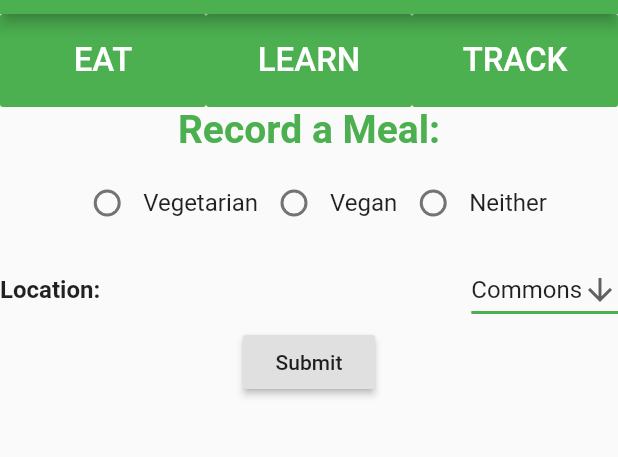
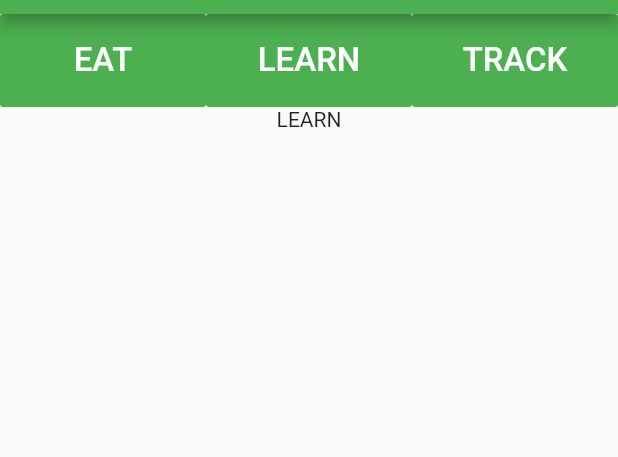
Before and after one commit to calvin-cs262-teamF/Grassroots-Green-Calvin, a Flutter app: the screen it shows after launch, after a tap on "LEARN", on a phone screen of 412 x 824 dp, the part 70-527 px from its top. Run offline on Flutter 3.47's test engine with Material 2 defaults, Android fonts, the phone set to English and light mode, and no system bars; our stand-ins replace email_validator, firebase_auth, firebase_core, google_sign_in; accounts and stored records are empty.

Commit message:
Returns a different Column according to which button the user presses

```diff
--- a/lib/main.dart
+++ b/lib/main.dart
@@ -84,17 +84,144 @@ class _MyHomePageState extends State<MyHomePage> {
   static double _height = 2;
 
   //Default values for Drop Downs
-  String emptyDropDownValue = 'Commons';
+  String _emptyDropDownValue = 'Commons';
+
+  //Default Home page option set to EAT
+  String _mainMenuOptions;
 
   void _SubmitForm() {
     //TODO: Add a submit here
+  }
+
+  Column _testbuild() {
+    switch (_mainMenuOptions) {
+      case 'EAT':{
+          return recordMeal();
+        }
+      case 'LEARN':{
+          return Column(
+            children: <Widget>[
+              Text('LEARN')
+            ],
+          );
+        }
+      case 'TRACK':{
+          return Column(
+            children: <Widget>[
+              Text('TRACK')
+            ],
+          );
+        }
+      default:{
+          return recordMeal();
+        }
+    }
+  }
+
+  Column recordMeal() {
+    return Column(
+      children: <Widget>[
+        Text('Record a Meal:',
+            style: TextStyle(
+              color: Colors.green,
+              fontSize: 26,
+              fontWeight: FontWeight.bold,
+            )),
+        Padding(
+            padding: const EdgeInsets.all(10.0),
+            child: Row(
+              mainAxisAlignment: MainAxisAlignment.center,
+              children: <Widget>[
+                Radio(
+                    value: 0,
+                    groupValue: _radioValue1,
+                    onChanged: _handleRadioValueChange1),
+                Text(
+                  'Vegetarian',
+                  style: TextStyle(fontSize: 16.0),
+                ),
+                Radio(
+                    value: 1,
+                    groupValue: _radioValue1,
+                    onChanged: _handleRadioValueChange1),
+                Text(
+                  'Vegan',
+                  style: TextStyle(fontSize: 16.0),
+                ),
+                Radio(
+                    value: 2,
+                    groupValue: _radioValue1,
+                    onChanged: _handleRadioValueChange1),
+                Text(
+                  'Neither',
+                  style: TextStyle(fontSize: 16.0),
+                ),
+              ],
+            )),
+        Row(mainAxisAlignment: MainAxisAlignment.spaceBetween, children: [
+          Text('Location:',
+              style: TextStyle(
+                fontSize: 16.0,
+                fontWeight: FontWeight.bold,
+              )),
+
+          //Dropdown for the location the meal has been eaten
+          DropdownButton<String>(
+            value: _emptyDropDownValue,
+            icon: Icon(Icons.arrow_downward),
+            iconSize: _iconSize,
+            elevation: _elevation,
+            underline: Container(
+              height: _height,
+              color: Colors.green,
+            ),
+            onChanged: (String newValue) {
+              setState(() {
+                _emptyDropDownValue = newValue;
+              });
+            },
+            items: <String>['Commons', 'Knollcrest', 'Other']
+                .map<DropdownMenuItem<String>>((String value) {
+              return DropdownMenuItem<String>(
+                value: value,
+                child: Text(value),
+              );
+            }).toList(),
+          )
+        ]),
+        RaisedButton(
+          onPressed: () {
+            _SubmitForm();
+          },
+          child: Text('Submit'),
+        )
+      ],
+    );
+  }
+
+  void _displayEat() {
+    setState(() {
+      _mainMenuOptions = "EAT";
+    });
+  }
+
+  void _displayLearn() {
+    setState(() {
+      _mainMenuOptions = "LEARN";
+    });
+  }
+
+  void _displayTrack() {
+    setState(() {
+      _mainMenuOptions = "TRACK";
+    });
   }
 
   _MyHomePageState({this.auth});
 
   final BaseAuth auth;
 
-  final double _butonMenuSize = 22;
+  final double _buttonMenuSize = 22;
 
   @override
   Widget build(BuildContext context) {
@@ -200,9 +327,9 @@ class _MyHomePageState extends State<MyHomePage> {
                           padding: const EdgeInsets.all(18),
                           textColor: Colors.white,
                           color: Colors.green,
-                          onPressed: (){},
+                          onPressed: (){ _displayEat();},
                           child: new Text("EAT",
-                              style: TextStyle(fontSize: _butonMenuSize)),
+                              style: TextStyle(fontSize: _buttonMenuSize)),
                         )
                       ),
                       Expanded(
@@ -210,9 +337,9 @@ class _MyHomePageState extends State<MyHomePage> {
                             padding: const EdgeInsets.all(18),
                             textColor: Colors.white,
                             color: Colors.green,
-                            onPressed: (){},
+                            onPressed: (){ _displayLearn();},
                             child: new Text("LEARN",
-                                style: TextStyle(fontSize: _butonMenuSize)),
+                                style: TextStyle(fontSize: _buttonMenuSize)),
                           )
                       ),
                       Expanded(
@@ -220,88 +347,15 @@ class _MyHomePageState extends State<MyHomePage> {
                             padding: const EdgeInsets.all(18),
                             textColor: Colors.white,
                             color: Colors.green,
-                            onPressed: (){
-                            },
+                            onPressed: (){ _displayTrack();},
                             child: new Text("TRACK",
-                                style: TextStyle(fontSize: _butonMenuSize)),
+                                style: TextStyle(fontSize: _buttonMenuSize)),
                           )
                       ),
                     ],
                   ),
-              Text('Record a Meal:',
-                  style: TextStyle(
-                    color: Colors.green,
-                    fontSize: 26,
-                    fontWeight: FontWeight.bold,
-                  )),
-              Padding(
-                  padding: const EdgeInsets.all(10.0),
-                  child: Row(
-                    mainAxisAlignment: MainAxisAlignment.center,
-                    children: <Widget>[
-                      Radio(
-                          value: 0,
-                          groupValue: _radioValue1,
-                          onChanged: _handleRadioValueChange1),
-                      Text(
-                        'Vegetarian',
-                        style: TextStyle(fontSize: 16.0),
-                      ),
-                      Radio(
-                          value: 1,
-                          groupValue: _radioValue1,
-                          onChanged: _handleRadioValueChange1),
-                      Text(
-                        'Vegan',
-                        style: TextStyle(fontSize: 16.0),
-                      ),
-                      Radio(
-                          value: 2,
-                          groupValue: _radioValue1,
-                          onChanged: _handleRadioValueChange1),
-                      Text(
-                        'Neither',
-                        style: TextStyle(fontSize: 16.0),
-                      ),
-                    ],
-                  )),
-              Row(mainAxisAlignment: MainAxisAlignment.spaceBetween, children: [
-                Text('Location:',
-                    style: TextStyle(
-                      fontSize: 16.0,
-                      fontWeight: FontWeight.bold,
-                    )),
-
-                //Dropdown for the location the meal has been eaten
-                DropdownButton<String>(
-                  value: emptyDropDownValue,
-                  icon: Icon(Icons.arrow_downward),
-                  iconSize: _iconSize,
-                  elevation: _elevation,
-                  underline: Container(
-                    height: _height,
-                    color: Colors.green,
-                  ),
-                  onChanged: (String newValue) {
-                    setState(() {
-                      emptyDropDownValue = newValue;
-                    });
-                  },
-                  items: <String>['Commons', 'Knollcrest', 'Other']
-                      .map<DropdownMenuItem<String>>((String value) {
-                    return DropdownMenuItem<String>(
-                      value: value,
-                      child: Text(value),
-                    );
-                  }).toList(),
-                )
-              ]),
-              RaisedButton(
-                onPressed: () {
-                  _SubmitForm();
-                },
-                child: Text('Submit'),
-              )
-            ])));
+                  new Container(child: _testbuild(),)
+                ]
+            )));
   }
 }
```
